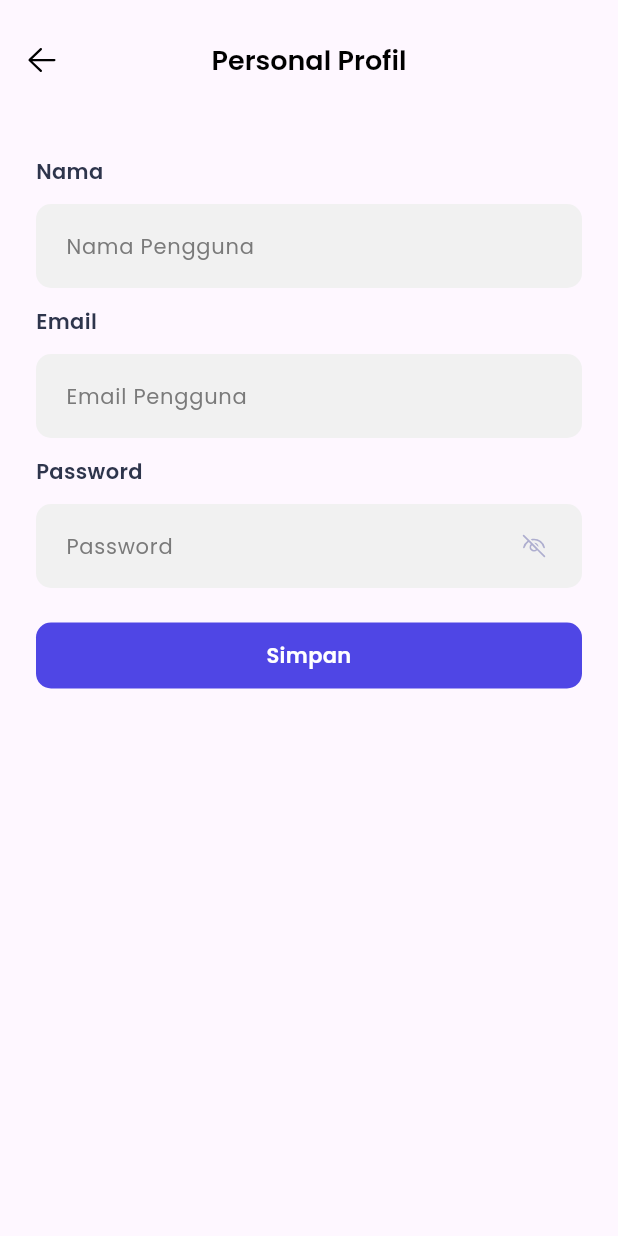
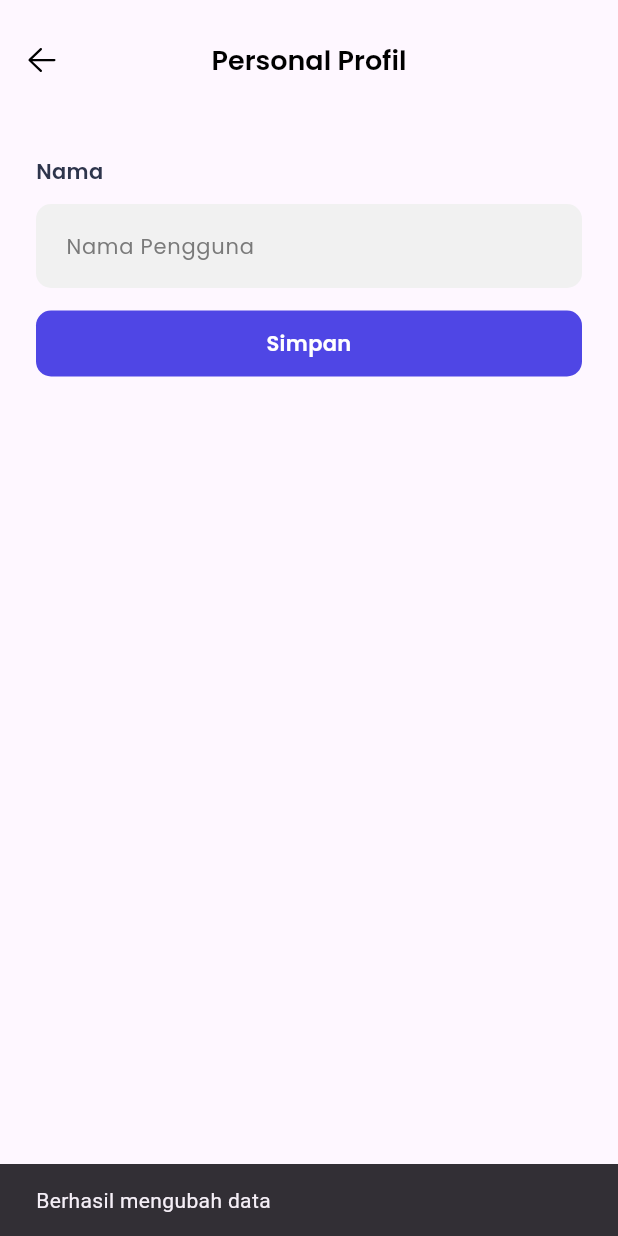
Before and after one commit to DeepSyyy/rpl-fe-flutter-ca, a Flutter app: the EditProfileComponent screen opened directly, after a tap on "Simpan", on a phone screen of 412 x 824 dp. Run offline on Flutter 3.47's test engine with Material 3 defaults, Android fonts, the phone set to English and light mode, and no system bars; our stand-ins replace carousel_slider, cloud_firestore, dartz, firebase_auth, firebase_core, fluentui_icons and 3 more; accounts and stored records are empty; network calls fail.

Commit message:
forgot password and update name

```diff
--- a/lib/core/auth/users.dart
+++ b/lib/core/auth/users.dart
@@ -72,17 +72,16 @@ class AuthUserProvider extends ChangeNotifier {
 
   void getUser() async {
     final user = FirebaseAuth.instance.currentUser;
-    final uid = user!.uid;
     final data = await FirebaseFirestore.instance
         .collection('users')
-        .doc(uid)
+        .doc(user!.uid)
         .get()
         .then((value) => value.data());
     if (data != null) {
       name = data['name'];
       role = data['role'];
       email = data['email'];
-      this.uid = uid;
+      this.uid = user.uid;
       errorMessage = null;
       notifyListeners();
     } else {
--- a/lib/feature/detail_lowongan/presentation/widget/course_card_lowongan.dart
+++ b/lib/feature/detail_lowongan/presentation/widget/course_card_lowongan.dart
@@ -44,7 +44,7 @@ class _CourseCardState extends State<CourseCard> {
           context,
           MaterialPageRoute(
             builder: (context) =>
-                DetailKelasPage(id: widget.id, idUser: widget.idUser!),
+                DetailKelasPage(id: widget.id, idUser: widget.idUser),
             settings: RouteSettings(arguments: {
               "id": widget.id,
               "idUser": widget.idUser,
--- /dev/null
+++ b/lib/feature/edit_profile/business/repository/edit_profile_repository.dart
@@ -0,0 +1,6 @@
+import 'package:dartz/dartz.dart';
+import 'package:flutter_fe_rpl/core/errors/failure.dart';
+
+abstract class EditProfileUserRepository {
+  Future<Either<Failure, void>> editProfile({required String name});
+}
--- /dev/null
+++ b/lib/feature/edit_profile/business/usecase/edit_profile.dart
@@ -0,0 +1,16 @@
+import 'package:dartz/dartz.dart';
+import 'package:flutter_fe_rpl/core/errors/failure.dart';
+import 'package:flutter_fe_rpl/feature/edit_profile/business/repository/edit_profile_repository.dart';
+
+class EditProfileUser {
+  EditProfileUserRepository repository;
+
+  EditProfileUser(this.repository);
+
+  Future<Either<Failure, void>> call(
+      {required String name, required String password}) async {
+    return await repository.editProfile(
+      name: name,
+    );
+  }
+}
--- /dev/null
+++ b/lib/feature/edit_profile/data/datasource/edit_user_profile_remote_data_source.dart
@@ -0,0 +1,31 @@
+import 'package:cloud_firestore/cloud_firestore.dart';
+import 'package:dartz/dartz.dart';
+import 'package:firebase_auth/firebase_auth.dart';
+import 'package:flutter_fe_rpl/core/errors/failure.dart';
+
+abstract class EditProfileUserRemoteDataSource {
+  Future<Either<Failure, void>> editProfile({required String name});
+}
+
+class EditProfileUserRemoteDataSourceImpl
+    implements EditProfileUserRemoteDataSource {
+  @override
+  Future<Either<Failure, void>> editProfile({required String name}) async {
+    try {
+      User? user = await FirebaseAuth.instance.currentUser;
+      if (user != null) {
+        user.updateDisplayName(name);
+
+        final CollectionReference users =
+            FirebaseFirestore.instance.collection('users');
+        users.doc(user.uid).update({
+          'name': name,
+        });
+      }
+      return Right(null);
+    } catch (e) {
+      print(e);
+      return Left(ServerFailure(errorMessage: 'Server Failure'));
+    }
+  }
+}
--- /dev/null
+++ b/lib/feature/edit_profile/data/repository/edit_profile_user_repository_impl.dart
@@ -0,0 +1,22 @@
+import 'package:dartz/dartz.dart';
+import 'package:flutter_fe_rpl/core/errors/failure.dart';
+import 'package:flutter_fe_rpl/feature/edit_profile/business/repository/edit_profile_repository.dart';
+import 'package:flutter_fe_rpl/feature/edit_profile/data/datasource/edit_user_profile_remote_data_source.dart';
+
+class EditProfileUserRepositoryImpl implements EditProfileUserRepository {
+  final EditProfileUserRemoteDataSource editProfileUserDataSource;
+
+  EditProfileUserRepositoryImpl({required this.editProfileUserDataSource});
+
+  @override
+  Future<Either<Failure, void>> editProfile({
+    required String name,
+  }) async {
+    try {
+      await editProfileUserDataSource.editProfile(name: name);
+      return Right(null);
+    } catch (e) {
+      return Left(ServerFailure(errorMessage: 'server failure'));
+    }
+  }
+}
--- /dev/null
+++ b/lib/feature/edit_profile/presentation/provider/edit_profile_provider.dart
@@ -0,0 +1,37 @@
+import 'package:flutter/material.dart';
+import 'package:flutter_fe_rpl/feature/edit_profile/business/usecase/edit_profile.dart';
+import 'package:flutter_fe_rpl/feature/edit_profile/data/repository/edit_profile_user_repository_impl.dart';
+
+class EditProfileProvider extends ChangeNotifier {
+  EditProfileUserRepositoryImpl editProfileUserRepositoryImpl;
+  String? message;
+
+  EditProfileProvider({
+    required this.editProfileUserRepositoryImpl,
+  });
+
+  Future<void> editProfile({
+    required String password,
+    required String name,
+  }) async {
+    try {
+      final failureOrVoid =
+          await EditProfileUser(editProfileUserRepositoryImpl)(
+              password: password, name: name);
+
+      failureOrVoid.fold(
+        (failure) {
+          message = failure.errorMessage;
+          notifyListeners();
+        },
+        (voidValue) {
+          message = null;
+          notifyListeners();
+        },
+      );
+    } catch (e) {
+      message = e.toString();
+      notifyListeners();
+    }
+  }
+}
--- a/lib/feature/edit_profile/presentation/widget/edit_profile_component.dart
+++ b/lib/feature/edit_profile/presentation/widget/edit_profile_component.dart
@@ -1,11 +1,12 @@
 import 'package:fluentui_icons/fluentui_icons.dart';
 import 'package:flutter/material.dart';
+import 'package:flutter_fe_rpl/core/auth/users.dart';
 import 'package:flutter_fe_rpl/core/config/app_color.dart';
 import 'package:flutter_fe_rpl/core/utils/button_customs.dart';
-import 'package:flutter_fe_rpl/feature/edit_profile/presentation/widget/input_email.dart';
+import 'package:flutter_fe_rpl/feature/edit_profile/presentation/provider/edit_profile_provider.dart';
 import 'package:flutter_fe_rpl/feature/edit_profile/presentation/widget/input_nama.dart';
-import 'package:flutter_fe_rpl/feature/edit_profile/presentation/widget/input_pasword.dart';
 import 'package:google_fonts/google_fonts.dart';
+import 'package:provider/provider.dart';
 
 class EditProfileComponent extends StatefulWidget {
   const EditProfileComponent({super.key});
@@ -15,8 +16,16 @@ class EditProfileComponent extends StatefulWidget {
 }
 
 class _EditProfileComponentState extends State<EditProfileComponent> {
+  void initState() {
+    super.initState();
+    Provider.of<AuthUserProvider>(context, listen: false).getUser();
+  }
+
   @override
   Widget build(BuildContext context) {
+    String? nama = Provider.of<AuthUserProvider>(context).name;
+    TextEditingController controllerNama = TextEditingController(text: nama);
+    TextEditingController controllerPassword = TextEditingController();
     return Scaffold(
       appBar: AppBar(
         toolbarHeight: 80,
@@ -61,41 +70,62 @@ class _EditProfileComponentState extends State<EditProfileComponent> {
               const SizedBox(
                 height: 12,
               ),
-              InputNama(),
-              const SizedBox(
-                height: 12,
-              ),
-              Text(
-                "Email",
-                style: GoogleFonts.poppins(
-                  fontSize: 14,
-                  fontWeight: FontWeight.w600,
-                  color: AppColor.textPrimary,
-                ),
+              InputNama(
+                controllerNama: controllerNama,
               ),
               const SizedBox(
                 height: 12,
               ),
-              InputEmail(),
-              const SizedBox(
-                height: 12,
-              ),
-              Text(
-                "Password",
-                style: GoogleFonts.poppins(
-                  fontSize: 14,
-                  fontWeight: FontWeight.w600,
-                  color: AppColor.textPrimary,
-                ),
-              ),
-              const SizedBox(
-                height: 12,
-              ),
-              InputPassword(),
-              const SizedBox(
-                height: 20,
-              ),
-              ButtonCustom(label: "Simpan", onTap: () {}, isExpand: true)
+              // Text(
+              //   "Email",
+              //   style: GoogleFonts.poppins(
+              //     fontSize: 14,
+              //     fontWeight: FontWeight.w600,
+              //     color: AppColor.textPrimary,
+              //   ),
+              // ),
+              // const SizedBox(
+              //   height: 12,
+              // ),
+              // InputEmail(
+              //   controllerEmail: controllerEmail,
+              // ),
+              // const SizedBox(
+              //   height: 12,
+              // ),
+              // Text(
+              //   "Password",
+              //   style: GoogleFonts.poppins(
+              //     fontSize: 14,
+              //     fontWeight: FontWeight.w600,
+              //     color: AppColor.textPrimary,
+              //   ),
+              // ),
+              // const SizedBox(
+              //   height: 12,
+              // ),
+              // InputPassword(
+              //   controllerPassword: controllerPassword,
+              // ),
+              // const SizedBox(
+              //   height: 20,
+              // ),
+              Consumer<EditProfileProvider>(builder: (context, state, _) {
+                return ButtonCustom(
+                    label: "Simpan",
+                    onTap: () async {
+                      await state.editProfile(
+                          name: controllerNama.text,
+                          password: controllerPassword.text);
+                      ScaffoldMessenger.of(context).showSnackBar(
+                        SnackBar(
+                          content: Text("Berhasil mengubah data"),
+                          duration: const Duration(seconds: 2),
+                        ),
+                      );
+                    },
+                    isExpand: true);
+              })
             ],
           ),
         ),
--- a/lib/feature/edit_profile/presentation/widget/input_email.dart
+++ b/lib/feature/edit_profile/presentation/widget/input_email.dart
@@ -2,15 +2,10 @@ import 'package:flutter/material.dart';
 import 'package:flutter_fe_rpl/core/config/app_color.dart';
 import 'package:google_fonts/google_fonts.dart';
 
-class InputEmail extends StatefulWidget {
-  const InputEmail({super.key});
+class InputEmail extends StatelessWidget {
+  const InputEmail({super.key, required this.controllerEmail});
 
-  @override
-  State<InputEmail> createState() => _InputEmailState();
-}
-
-class _InputEmailState extends State<InputEmail> {
-  final controllerEmail = TextEditingController();
+  final TextEditingController controllerEmail;
 
   @override
   Widget build(BuildContext context) {
--- a/lib/feature/edit_profile/presentation/widget/input_nama.dart
+++ b/lib/feature/edit_profile/presentation/widget/input_nama.dart
@@ -2,15 +2,10 @@ import 'package:flutter/material.dart';
 import 'package:flutter_fe_rpl/core/config/app_color.dart';
 import 'package:google_fonts/google_fonts.dart';
 
-class InputNama extends StatefulWidget {
-  const InputNama({super.key});
+class InputNama extends StatelessWidget {
+  const InputNama({super.key, required this.controllerNama});
 
-  @override
-  State<InputNama> createState() => _InputNamaState();
-}
-
-class _InputNamaState extends State<InputNama> {
-  final controllerNama = TextEditingController();
+  final TextEditingController controllerNama;
 
   @override
   Widget build(BuildContext context) {
--- a/lib/feature/edit_profile/presentation/widget/input_pasword.dart
+++ b/lib/feature/edit_profile/presentation/widget/input_pasword.dart
@@ -4,20 +4,19 @@ import 'package:flutter_fe_rpl/core/config/app_color.dart';
 import 'package:google_fonts/google_fonts.dart';
 
 class InputPassword extends StatefulWidget {
-  const InputPassword({super.key});
+  const InputPassword({super.key, required this.controllerPassword});
+  final TextEditingController controllerPassword;
 
   @override
   State<InputPassword> createState() => _InputPasswordState();
 }
 
 class _InputPasswordState extends State<InputPassword> {
-  final controllerPassword = TextEditingController();
-
   bool isPasswordHidden = true;
   @override
   Widget build(BuildContext context) {
     return TextFormField(
-      controller: controllerPassword,
+      controller: widget.controllerPassword,
       obscureText: isPasswordHidden,
       decoration: InputDecoration(
         isDense: true,
--- a/lib/feature/sign_in/business/repository/user_repository.dart
+++ b/lib/feature/sign_in/business/repository/user_repository.dart
@@ -5,4 +5,6 @@ import 'package:flutter_fe_rpl/core/params/user_params.dart';
 abstract class UserRepository {
   Future<Either<Failure, void>> signIn(
       {required UserParamsLogin userParamsLogin});
+
+  Future<Either<Failure, void>> resetPassword({required String email});
 }
--- /dev/null
+++ b/lib/feature/sign_in/business/usecase/reset_password.dart
@@ -0,0 +1,17 @@
+import 'package:dartz/dartz.dart';
+import 'package:flutter_fe_rpl/core/errors/failure.dart';
+import 'package:flutter_fe_rpl/feature/sign_in/business/repository/user_repository.dart';
+
+class ResetPassword {
+  final UserRepository userRepository;
+
+  ResetPassword(this.userRepository);
+
+  Future<Either<Failure, void>> call({
+    required String email,
+  }) async {
+    return await userRepository.resetPassword(
+      email: email,
+    );
+  }
+}
--- a/lib/main.dart
+++ b/lib/main.dart
@@ -13,6 +13,9 @@ import 'package:flutter_fe_rpl/feature/admin/presentation/widget/admin_loker_com
 import 'package:flutter_fe_rpl/feature/detail_kelas/presentation/provider/detail_course_provider.dart';
 import 'package:flutter_fe_rpl/feature/detail_lowongan/presentation/provider/detail_lowongan_provider.dart';
 import 'package:flutter_fe_rpl/feature/detail_lowongan/presentation/widget/detail_lowongan_widget.dart';
+import 'package:flutter_fe_rpl/feature/edit_profile/data/datasource/edit_user_profile_remote_data_source.dart';
+import 'package:flutter_fe_rpl/feature/edit_profile/data/repository/edit_profile_user_repository_impl.dart';
+import 'package:flutter_fe_rpl/feature/edit_profile/presentation/provider/edit_profile_provider.dart';
 import 'package:flutter_fe_rpl/feature/home/presentation/provider/course_user_provider.dart';
 import 'package:flutter_fe_rpl/feature/home/presentation/widget/home_page_component.dart';
 import 'package:flutter_fe_rpl/feature/kelas_saya/presentation/provider/my_course_provider.dart';
@@ -47,6 +50,9 @@ Future<void> main() async {
   await Firebase.initializeApp(
     options: DefaultFirebaseOptions.currentPlatform,
   );
+  await FirebaseAuth.instance.setSettings(
+    appVerificationDisabledForTesting: true,
+  );
 
   runApp(MyApp());
 }
@@ -62,6 +68,10 @@ class MyApp extends StatelessWidget {
 
   final SignUpRepositoryImpl signUpRepo = SignUpRepositoryImpl(
     signUpRemoteDataSource: SignUpRemoteDataSourceImpl(),
+  );
+  final EditProfileUserRepositoryImpl editProfileRepositryImpl =
+      EditProfileUserRepositoryImpl(
+    editProfileUserDataSource: EditProfileUserRemoteDataSourceImpl(),
   );
 
   @override
@@ -85,6 +95,9 @@ class MyApp extends StatelessWidget {
         ChangeNotifierProvider(create: (context) => AuthUserProvider()),
         ChangeNotifierProvider(create: (context) => WishlistProvider()),
         ChangeNotifierProvider(create: (context) => MyCourseProvider()),
+        ChangeNotifierProvider(
+            create: (context) => EditProfileProvider(
+                editProfileUserRepositoryImpl: editProfileRepositryImpl)),
       ],
       child: SafeArea(
         child: MaterialApp(
```
Also changed, not shown: lib/feature/sign_in/data/datasource/user_remote_data_source.dart (+20 -0 lines), lib/feature/sign_in/data/repository/user_repository_impl.dart (+9 -0 lines), lib/feature/sign_in/presentation/provider/user_sigIn_provider.dart (+25 -0 lines), lib/feature/sign_in/presentation/widget/reset_password_component.dart (added, +107 -0 lines), lib/feature/sign_in/presentation/widget/sign_in_component.dart (+8 -1 lines).
